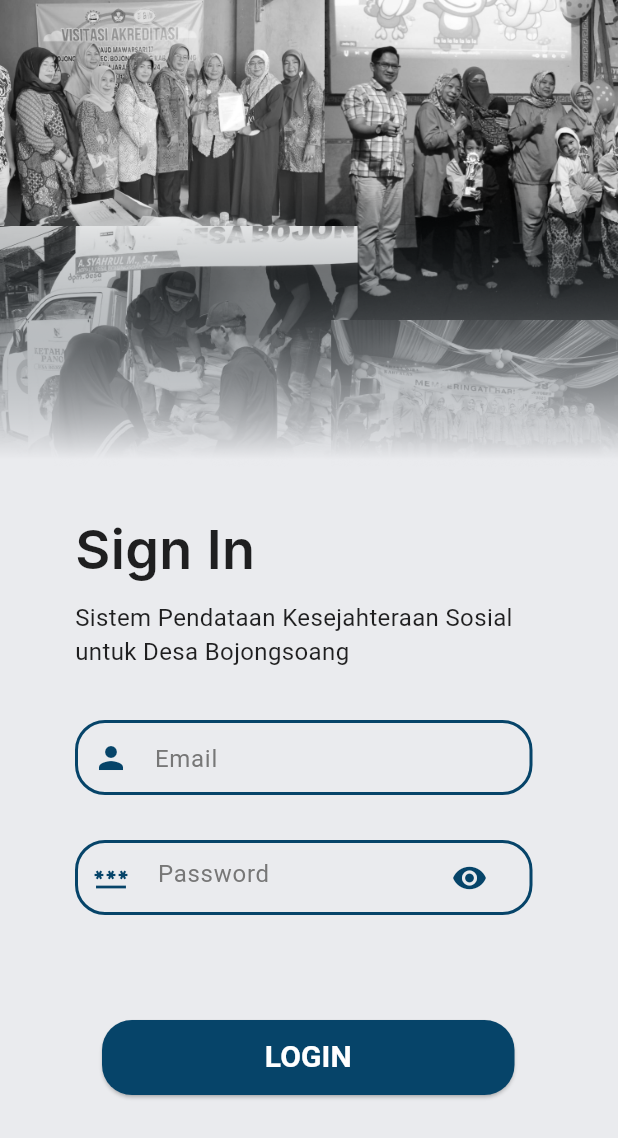
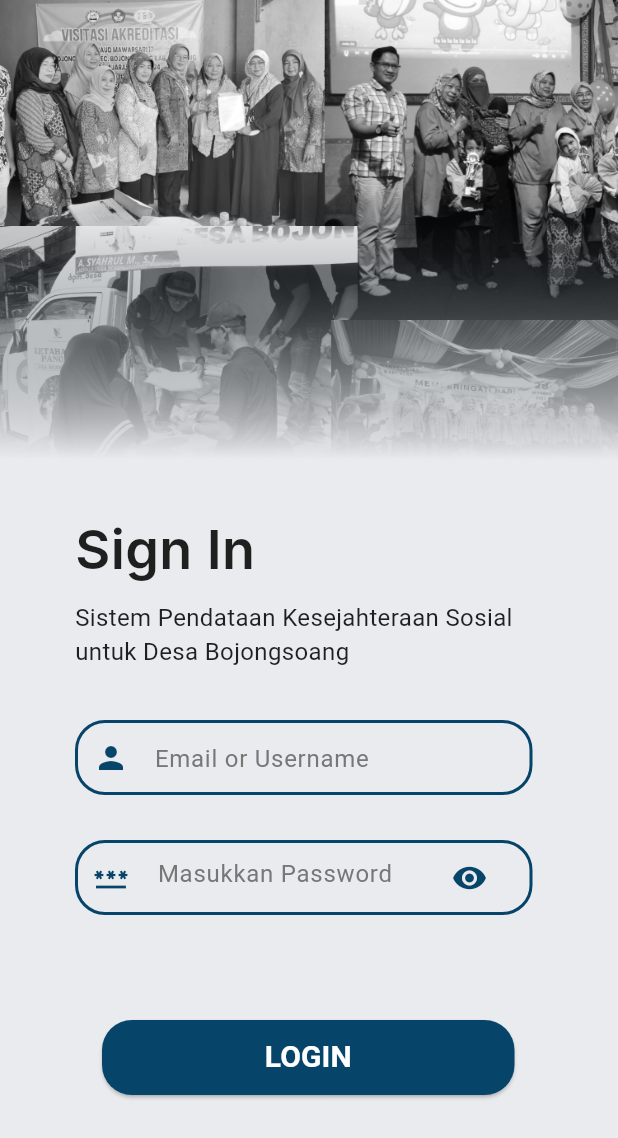
Before and after one commit to Wery-wer/Innovillage, a Flutter app: the screen it shows after launch, on a phone screen of 412 x 824 dp. Shown: the top 1138 px of the screen. Run offline on Flutter 3.47's test engine with Material 3 defaults, Android fonts, the phone set to English and light mode, and no system bars; missing offline and left inert: dart:ffi; Roboto replaces fonts that are missing (Inter, Poppins); statements that could not run were skipped.

Commit message:
update password

```diff
--- a/innovillage/lib/screen/sign_in.dart
+++ b/innovillage/lib/screen/sign_in.dart
@@ -1,5 +1,6 @@
 import 'package:flutter/material.dart';
 import 'package:innovillage/widget/loginform.dart';
+import 'package:innovillage/widget/sign_inform.dart';
 
 class SignInPage extends StatefulWidget {
   const SignInPage({super.key});
@@ -93,68 +94,7 @@ class _SignInPageState extends State<SignInPage> {
                               child: SizedBox(
                                 width: 305,
                                 height: 50,
-                                child: Container(
-                                  decoration: BoxDecoration(
-                                    borderRadius: BorderRadius.circular(20),
-                                    border: Border(
-                                      top: BorderSide(width: 2.0, color:Color(0xff064469)),
-                                      left: BorderSide(width: 2.0, color:Color(0xff064469)),
-                                      right: BorderSide(width: 2.0, color:Color(0xff064469)),
-                                      bottom: BorderSide(width: 2.0, color:Color(0xff064469))
-                                    ),
-                                  ),
-                                  child: Row(
-                                    mainAxisAlignment: MainAxisAlignment.start,
-                                    children: [
-                                      SizedBox(
-                                        width: 10,
-                                      ),
-                                      Container(
-                                        child: Icon(
-                                          Icons.password,
-                                          color: Color(0xff064469),
-                                        ),
-                                      ),
-                                      SizedBox(
-                                        width: 19,
-                                      ),
-                                      Container(
-                                      width: 245,
-                                      height: 50,
-                                      child: TextField(
-                                        controller: passwordController,
-                                        obscureText: _obscureText, // Use the _obscureText variable here
-                                        decoration: InputDecoration(
-                                          suffixIcon: Padding(
-                                            padding: const EdgeInsets.only(right: 13),
-                                            child: IconButton(
-                                              icon: Icon(
-                                                _obscureText
-                                                    ? Icons.visibility
-                                                    : Icons.visibility_off,
-                                                color: Color(0xff064469),
-                                              ),
-                                              onPressed: () {
-                                                setState(() {
-                                                  _obscureText = !_obscureText;
-                                                });
-                                              },
-                                            ),
-                                          ),
-                                          border: InputBorder.none,
-                                          hintText: 'Password',
-                                          hintStyle: TextStyle(
-                                            fontFamily: 'Poppins',
-                                            fontSize: 16,
-                                            fontWeight: FontWeight.w400,
-                                            color: Color(0xff777777),
-                                          ),
-                                        ),
-                                      ),
-                                    ),
-                                    ],
-                                  ),
-                                ),
+                                child: signinform(hintText: 'Masukkan Password', controller: passwordController)
                               ),
                             ),
                             Positioned(
--- a/innovillage/lib/widget/loginform.dart
+++ b/innovillage/lib/widget/loginform.dart
@@ -1,6 +1,6 @@
 import 'package:flutter/material.dart';
 
-class loginform extends StatelessWidget {
+class loginform extends StatefulWidget {
   final TextEditingController controller;
   final String hintText;
   const loginform({super.key,
@@ -8,6 +8,12 @@ class loginform extends StatelessWidget {
     required this.controller,
   });
 
+  @override
+  State<loginform> createState() => _loginformState();
+  bool _obscureText = true;
+}
+
+class _loginformState extends State<loginform> {
   @override
   Widget build(BuildContext context) {
     return Container(
@@ -39,11 +45,11 @@ class loginform extends StatelessWidget {
             width: 210,
             height: 50,
             child: TextField(
-              controller: controller,
+              controller: widget.controller,
               obscureText: false,
               decoration: InputDecoration(
                 border: InputBorder.none,
-                hintText: hintText,
+                hintText: 'Email or Username',
                 hintStyle: TextStyle(
                   fontFamily: 'Poppins',
                   fontSize: 16,
--- /dev/null
+++ b/innovillage/lib/widget/sign_inform.dart
@@ -0,0 +1,84 @@
+import 'dart:ffi';
+
+import 'package:flutter/material.dart';
+
+class signinform extends StatefulWidget {
+  final TextEditingController controller;
+  final String hintText;
+  const signinform({super.key,
+    required this.hintText,
+    required this.controller,
+  });
+
+  @override
+  State<signinform> createState() => _signinformState();
+}
+
+class _signinformState extends State<signinform> {
+  bool _obscureText = true;
+  @override
+  Widget build(BuildContext context) {
+    return Container(
+      decoration: BoxDecoration(
+        borderRadius: BorderRadius.circular(20),
+        border: Border(
+          top: BorderSide(width: 2.0, color:Color(0xff064469)),
+          left: BorderSide(width: 2.0, color:Color(0xff064469)),
+          right: BorderSide(width: 2.0, color:Color(0xff064469)),
+          bottom: BorderSide(width: 2.0, color:Color(0xff064469))
+        ),
+      ),
+      child: Row(
+        mainAxisAlignment: MainAxisAlignment.start,
+        children: [
+          SizedBox(
+            width: 10,
+          ),
+          Container(
+            child: Icon(
+              Icons.password,
+              color: Color(0xff064469),
+            ),
+          ),
+          SizedBox(
+            width: 19,
+          ),
+          Container(
+          width: 245,
+          height: 50,
+          child: TextField(
+            controller: widget.controller,
+            obscureText: _obscureText, // Use the _obscureText variable here
+            decoration: InputDecoration(
+              suffixIcon: Padding(
+                padding: const EdgeInsets.only(right: 13),
+                child: IconButton(
+                  icon: Icon(
+                    _obscureText
+                        ? Icons.visibility
+                        : Icons.visibility_off,
+                    color: Color(0xff064469),
+                  ),
+                  onPressed: () {
+                    setState(() {
+                      _obscureText = !_obscureText;
+                    });
+                  },
+                ),
+              ),
+              border: InputBorder.none,
+              hintText: widget.hintText,
+              hintStyle: TextStyle(
+                fontFamily: 'Poppins',
+                fontSize: 16,
+                fontWeight: FontWeight.w400,
+                color: Color(0xff777777),
+              ),
+            ),
+          ),
+        ),
+        ],
+      ),
+    );
+  }
+}
```
